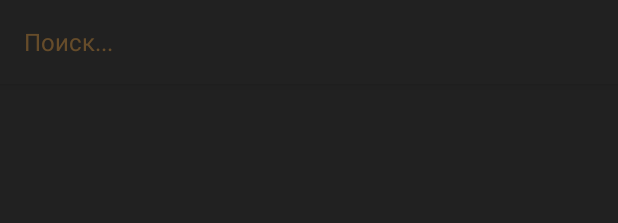
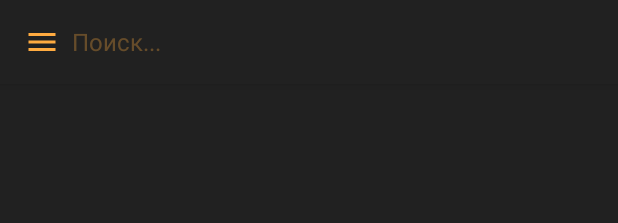
Before and after one commit to MasterGnak/WallpaperChanger, an Android app: the layout selection_fragment.xml on its own in the app's theme, with its tools: preview values and no code run, on a phone screen of 412 x 824 dp. Shown: the top 223 px of the screen. Run offline under Robolectric (Android 15) with nearby library versions, the phone set to English and light mode, and no system bars.

Commit message:
Финал 1.0.0

```diff
--- /dev/null
+++ b/app/src/main/res/drawable/ic_menu.xml
@@ -0,0 +1,9 @@
+<vector xmlns:android="http://schemas.android.com/apk/res/android"
+    android:width="24dp"
+    android:height="24dp"
+    android:viewportWidth="24"
+    android:viewportHeight="24">
+  <path
+      android:pathData="M3,18h18v-2L3,16v2zM3,13h18v-2L3,11v2zM3,6v2h18L21,6L3,6z"
+      android:fillColor="@color/primaryTextColor"/>
+</vector>
--- a/app/src/main/res/layout/selection_fragment.xml
+++ b/app/src/main/res/layout/selection_fragment.xml
@@ -46,18 +46,31 @@
                 <androidx.constraintlayout.widget.ConstraintLayout
                         android:layout_width="match_parent"
                         android:layout_height="match_parent">
+                    <ImageView
+                            android:id="@+id/menu_button"
+                            android:src="@drawable/ic_menu"
+                            android:layout_width="wrap_content"
+                            android:layout_height="match_parent"
+                            android:gravity="center_vertical"
+                            app:layout_constraintStart_toStartOf="parent"
+                            app:layout_constraintTop_toTopOf="parent"
+                            app:layout_constraintBottom_toBottomOf="parent"
+                            android:paddingEnd="@dimen/small"/>
                     <EditText
                             android:id="@+id/edit_query"
                             android:layout_width="0dp"
                             android:layout_height="match_parent"
                             android:background="@null"
+                            android:gravity="center_vertical"
                             android:textColor="@color/secondaryColor"
                             android:hint="@string/query_hint"
                             android:textColorHint="@color/secondaryTextColor"
                             android:textCursorDrawable="@null"
                             app:layout_constraintEnd_toStartOf="@+id/confirm_query"
-                            app:layout_constraintStart_toStartOf="parent" app:layout_constraintTop_toTopOf="parent"
-                            app:layout_constraintBottom_toBottomOf="parent" android:layout_marginEnd="8dp"/>
+                            app:layout_constraintStart_toEndOf="@+id/menu_button"
+                            app:layout_constraintTop_toTopOf="parent"
+                            app:layout_constraintBottom_toBottomOf="parent"
+                            android:layout_marginEnd="@dimen/small"/>
                     <TextView
                             android:id="@+id/confirm_query"
                             android:layout_width="wrap_content"
@@ -65,8 +78,10 @@
                             android:text="@string/ready"
                             android:gravity="center"
                             android:visibility="gone"
-                            app:layout_constraintEnd_toEndOf="parent" app:layout_constraintBottom_toBottomOf="parent"
-                            app:layout_constraintTop_toTopOf="parent" android:layout_marginEnd="16dp"/>
+                            app:layout_constraintEnd_toEndOf="parent"
+                            app:layout_constraintBottom_toBottomOf="parent"
+                            app:layout_constraintTop_toTopOf="parent"
+                            android:layout_marginEnd="16dp"/>
                 </androidx.constraintlayout.widget.ConstraintLayout>
 
             </androidx.appcompat.widget.Toolbar>
```
Also changed, not shown: app/src/main/java/com/example/wallpaperchanger/collection/CollectionFragment.kt (+6 -10 lines), app/src/main/java/com/example/wallpaperchanger/network/Wallpapers.kt (+4 -5 lines), app/src/main/java/com/example/wallpaperchanger/repository/Repository.kt (+8 -4 lines), app/src/main/java/com/example/wallpaperchanger/saved/CollectionFragment.kt (deleted, +0 -44 lines), app/src/main/java/com/example/wallpaperchanger/saved/CollectionViewModel.kt (deleted, +0 -9 lines), app/src/main/java/com/example/wallpaperchanger/selector/SelectionFragment.kt (+7 -16 lines), app/src/main/java/com/example/wallpaperchanger/settings/SettingsViewModel.kt (+5 -9 lines), app/src/main/java/com/example/wallpaperchanger/work/FileWorker.kt (+4 -3 lines), app/src/main/res/layout/collection_fragment.xml (+7 -0 lines).
